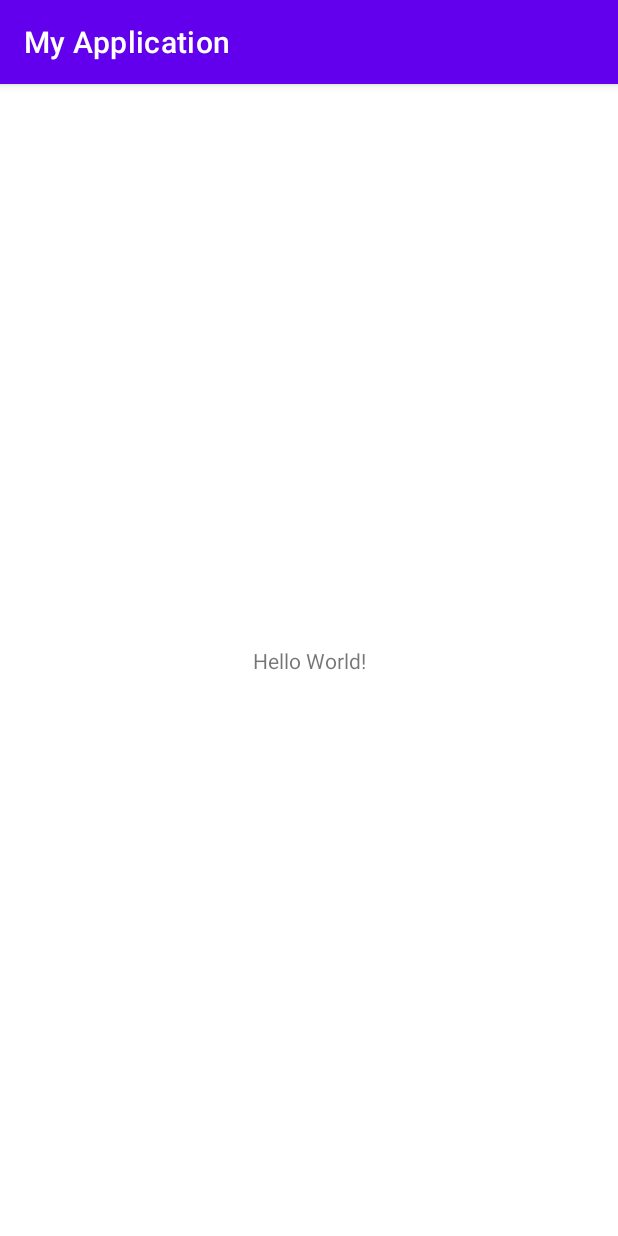
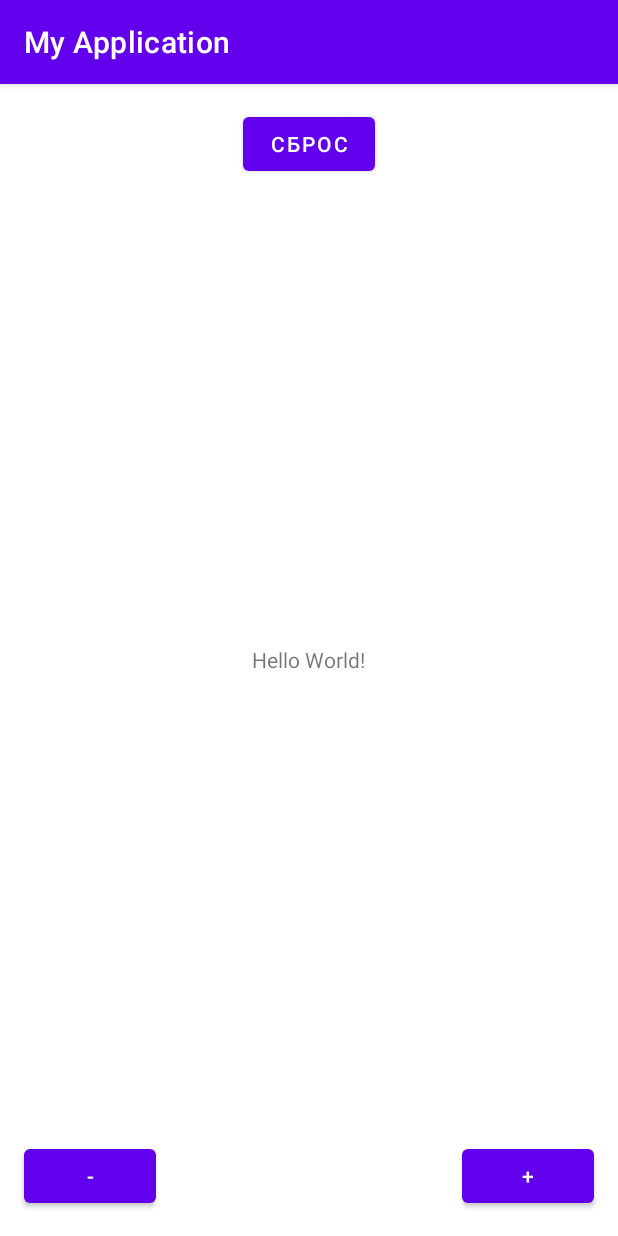
Before and after one commit to phobos3326/android_dev_1, an Android app: the screen it shows after launch (MainActivity), on a phone screen of 412 x 824 dp. Run offline under Robolectric (Android 15) with nearby library versions, the light colour scheme and no system bars.

Commit message:
03_08_22 layout

```diff
--- a/m1_hello_world/app/src/main/res/layout/activity_main.xml
+++ b/m1_hello_world/app/src/main/res/layout/activity_main.xml
@@ -1,5 +1,5 @@
 <?xml version="1.0" encoding="utf-8"?>
-<androidx.constraintlayout.widget.ConstraintLayout xmlns:android="http://schemas.android.com/apk/res/android"
+<FrameLayout xmlns:android="http://schemas.android.com/apk/res/android"
     xmlns:app="http://schemas.android.com/apk/res-auto"
     xmlns:tools="http://schemas.android.com/tools"
     android:layout_width="match_parent"
@@ -7,12 +7,38 @@
     tools:context=".MainActivity">
 
     <TextView
+        android:id="@+id/center_text"
         android:layout_width="wrap_content"
         android:layout_height="wrap_content"
-        android:text="Hello World!"
-        app:layout_constraintBottom_toBottomOf="parent"
-        app:layout_constraintEnd_toEndOf="parent"
-        app:layout_constraintStart_toStartOf="parent"
-        app:layout_constraintTop_toTopOf="parent" />
+        android:layout_gravity="center"
+        android:text="Hello World!" />
 
-</androidx.constraintlayout.widget.ConstraintLayout>
+    <Button
+        android:id="@+id/center_button"
+        android:layout_width="wrap_content"
+        android:layout_height="wrap_content"
+        android:layout_gravity="top|center"
+        android:layout_marginTop="16dp"
+        android:layout_marginBottom="16dp"
+        android:text="@string/reset_button_text" />
+
+    <Button
+        android:id="@+id/left_button"
+        android:layout_width="wrap_content"
+        android:layout_height="wrap_content"
+        android:layout_gravity="bottom"
+        android:layout_marginStart="16dp"
+        android:layout_marginBottom="16dp"
+        android:text="@string/left_button_text" />
+
+    <Button
+        android:id="@+id/right_button"
+        android:layout_width="wrap_content"
+        android:layout_height="wrap_content"
+        android:layout_gravity="right|bottom"
+        android:layout_marginEnd="16dp"
+        android:layout_marginBottom="16dp"
+        android:text="@string/right_button_text" />
+
+
+</FrameLayout>
--- a/m1_hello_world/app/src/main/res/values/strings.xml
+++ b/m1_hello_world/app/src/main/res/values/strings.xml
@@ -1,3 +1,6 @@
 <resources>
     <string name="app_name">My Application</string>
+    <string name="left_button_text">-</string>
+    <string name="right_button_text">+</string>
+    <string name="reset_button_text">сброс</string>
 </resources>
```
